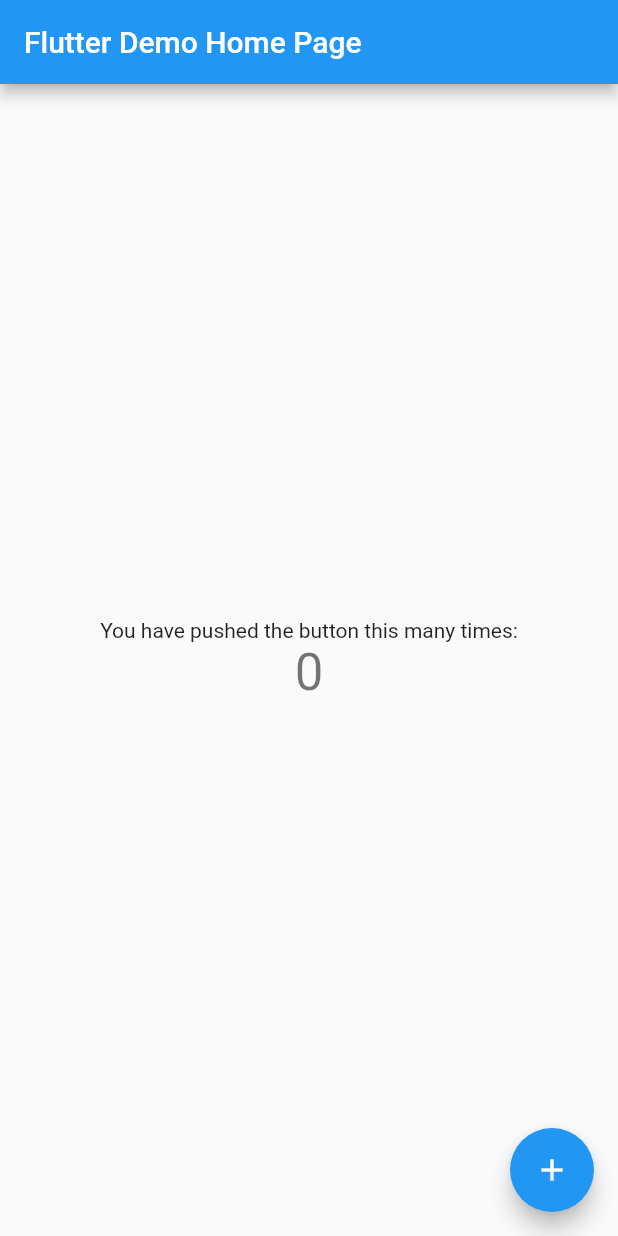
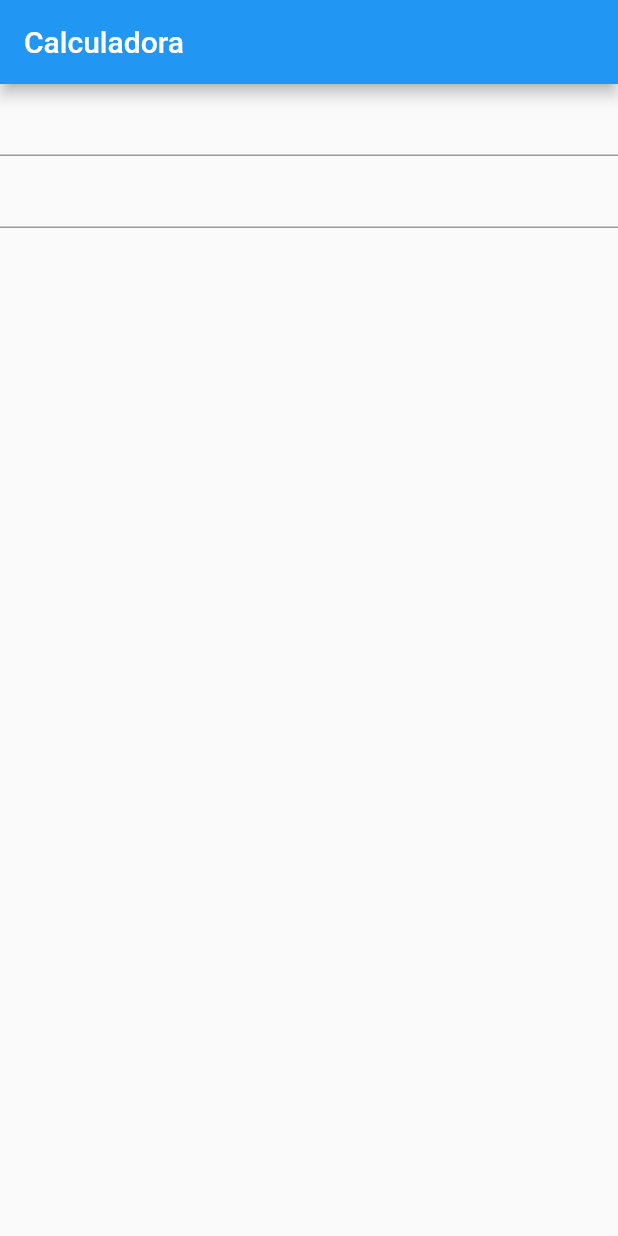
Before and after one commit to HericAvila/AprendendoFlutter, a Flutter app: the screen it shows after launch, on a phone screen of 412 x 824 dp. Run offline on Flutter 3.47's test engine with Material 2 defaults, Android fonts, the phone set to English and light mode, and no system bars.

Commit message:
app criado e rodando

```diff
--- a/app_em_flutter/lib/main.dart
+++ b/app_em_flutter/lib/main.dart
@@ -1,115 +1,34 @@
 import 'package:flutter/material.dart';
 
 void main() {
-  runApp(const MyApp());
+  runApp(Calculator());
 }
 
-class MyApp extends StatelessWidget {
-  const MyApp({Key? key}) : super(key: key);
-
-  // This widget is the root of your application.
+class Calculator extends StatelessWidget {
   @override
   Widget build(BuildContext context) {
     return MaterialApp(
-      title: 'Flutter Demo',
-      theme: ThemeData(
-        // This is the theme of your application.
-        //
-        // Try running your application with "flutter run". You'll see the
-        // application has a blue toolbar. Then, without quitting the app, try
-        // changing the primarySwatch below to Colors.green and then invoke
-        // "hot reload" (press "r" in the console where you ran "flutter run",
-        // or simply save your changes to "hot reload" in a Flutter IDE).
-        // Notice that the counter didn't reset back to zero; the application
-        // is not restarted.
-        primarySwatch: Colors.blue,
+      home: Scaffold(
+        appBar: AppBar(
+          title: Text("Calculadora"),
+        ),
+        body: Calculadora(),
       ),
-      home: const MyHomePage(title: 'Flutter Demo Home Page'),
     );
   }
 }
 
-class MyHomePage extends StatefulWidget {
-  const MyHomePage({Key? key, required this.title}) : super(key: key);
-
-  // This widget is the home page of your application. It is stateful, meaning
-  // that it has a State object (defined below) that contains fields that affect
-  // how it looks.
-
-  // This class is the configuration for the state. It holds the values (in this
-  // case the title) provided by the parent (in this case the App widget) and
-  // used by the build method of the State. Fields in a Widget subclass are
-  // always marked "final".
-
-  final String title;
-
+class Calculadora extends StatefulWidget {
   @override
-  State<MyHomePage> createState() => _MyHomePageState();
+  _Compute createState() => _Compute();
 }
 
-class _MyHomePageState extends State<MyHomePage> {
-  int _counter = 0;
-
-  void _incrementCounter() {
-    setState(() {
-      // This call to setState tells the Flutter framework that something has
-      // changed in this State, which causes it to rerun the build method below
-      // so that the display can reflect the updated values. If we changed
-      // _counter without calling setState(), then the build method would not be
-      // called again, and so nothing would appear to happen.
-      _counter++;
-    });
-  }
-
+class _Compute extends State {
   @override
   Widget build(BuildContext context) {
-    // This method is rerun every time setState is called, for instance as done
-    // by the _incrementCounter method above.
-    //
-    // The Flutter framework has been optimized to make rerunning build methods
-    // fast, so that you can just rebuild anything that needs updating rather
-    // than having to individually change instances of widgets.
-    return Scaffold(
-      appBar: AppBar(
-        // Here we take the value from the MyHomePage object that was created by
-        // the App.build method, and use it to set our appbar title.
-        title: Text(widget.title),
-      ),
-      body: Center(
-        // Center is a layout widget. It takes a single child and positions it
-        // in the middle of the parent.
+    return Container(
         child: Column(
-          // Column is also a layout widget. It takes a list of children and
-          // arranges them vertically. By default, it sizes itself to fit its
-          // children horizontally, and tries to be as tall as its parent.
-          //
-          // Invoke "debug painting" (press "p" in the console, choose the
-          // "Toggle Debug Paint" action from the Flutter Inspector in Android
-          // Studio, or the "Toggle Debug Paint" command in Visual Studio Code)
-          // to see the wireframe for each widget.
-          //
-          // Column has various properties to control how it sizes itself and
-          // how it positions its children. Here we use mainAxisAlignment to
-          // center the children vertically; the main axis here is the vertical
-          // axis because Columns are vertical (the cross axis would be
-          // horizontal).
-          mainAxisAlignment: MainAxisAlignment.center,
-          children: <Widget>[
-            const Text(
-              'You have pushed the button this many times:',
-            ),
-            Text(
-              '$_counter',
-              style: Theme.of(context).textTheme.headline4,
-            ),
-          ],
-        ),
-      ),
-      floatingActionButton: FloatingActionButton(
-        onPressed: _incrementCounter,
-        tooltip: 'Increment',
-        child: const Icon(Icons.add),
-      ), // This trailing comma makes auto-formatting nicer for build methods.
-    );
+      children: [TextField(), TextField()],
+    ));
   }
 }
```
Also changed, not shown: 1 other file.
